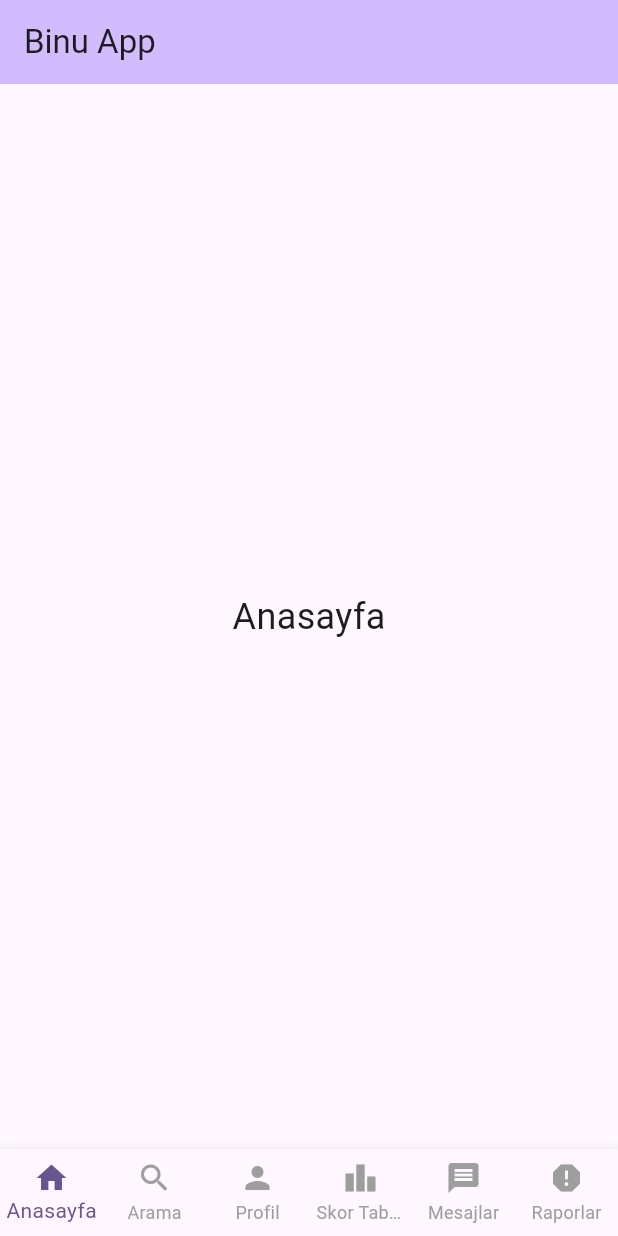
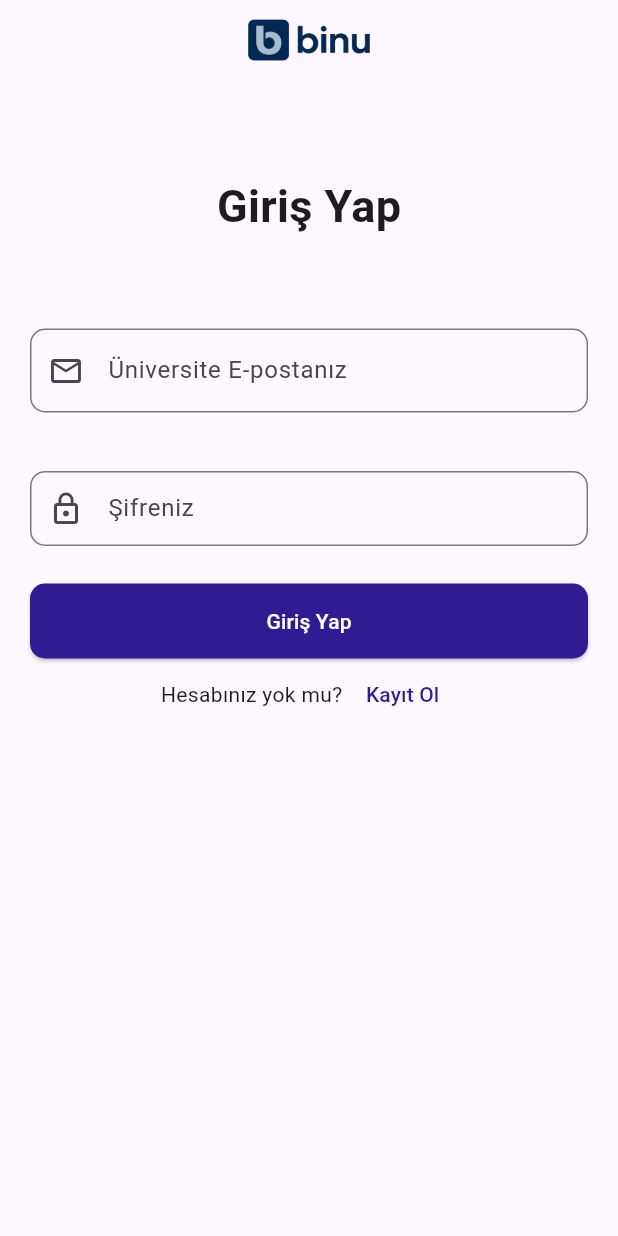
Before and after one commit to ramazangalip/binu_frontend, a Flutter app: the screen it shows after launch, on a phone screen of 412 x 824 dp. Run offline on Flutter 3.47's test engine with Material 3 defaults, Android fonts, the phone set to English and light mode, and no system bars.

Commit message:
register screen -  login screen added

```diff
--- /dev/null
+++ b/lib/components/app_bar.dart
@@ -0,0 +1,19 @@
+import 'package:flutter/material.dart';
+
+class CustomAppBar extends StatelessWidget implements PreferredSizeWidget {
+  const CustomAppBar({super.key});
+
+  @override
+  Widget build(BuildContext context) {
+    return AppBar(
+      centerTitle: true,
+      title: Image.asset(
+        'assets/images/logo.png',width: 200,height: 100,),
+
+    );
+  }
+
+  // Bu satır, Scaffold'un AppBar yüksekliğini bilmesini sağlar
+  @override
+  Size get preferredSize => const Size.fromHeight(kToolbarHeight);
+}
--- a/lib/main.dart
+++ b/lib/main.dart
@@ -1,3 +1,4 @@
+import 'package:binu_frontend/screens/login_screen.dart';
 import 'package:flutter/material.dart';
 import 'screens/main_screen.dart';
 
@@ -12,6 +13,7 @@ class MyApp extends StatelessWidget {
   @override
   Widget build(BuildContext context) {
     return MaterialApp(
+      debugShowCheckedModeBanner: false,
       title: 'Flutter Demo',
       theme: ThemeData(
         // This is the theme of your application.
@@ -31,7 +33,7 @@ class MyApp extends StatelessWidget {
         // tested with just a hot reload.
         colorScheme: ColorScheme.fromSeed(seedColor: Colors.deepPurple),
       ),
-      home: const MainScreen(),
+      home: const LoginScreen(),
     );
   }
 }
--- /dev/null
+++ b/lib/screens/login_screen.dart
@@ -0,0 +1,161 @@
+import 'package:binu_frontend/components/app_bar.dart';
+import 'package:binu_frontend/screens/main_screen.dart';
+import 'package:binu_frontend/screens/register_screen.dart';
+import 'package:flutter/material.dart';
+
+class LoginScreen extends StatefulWidget {
+  const LoginScreen({super.key});
+
+  @override
+  State<LoginScreen> createState() => _LoginScreenState();
+}
+
+class _LoginScreenState extends State<LoginScreen> {
+  final _formKey = GlobalKey<FormState>();
+  final TextEditingController _emailController = TextEditingController();
+  final TextEditingController _passwordController = TextEditingController();
+
+  @override
+  Widget build(BuildContext context) {
+    return Scaffold(
+      appBar: const CustomAppBar(),
+      body: Form(
+        key: _formKey,
+        child: Column(
+          children: [
+            Container(
+              margin: const EdgeInsets.only(top: 60),
+              child: const Text(
+                "Giriş Yap",
+                style: TextStyle(fontSize: 30, fontWeight: FontWeight.bold),
+              ),
+            ),
+
+            // 📧 E-posta alanı
+            Container(
+              width: 375,
+              height: 70,
+              margin: const EdgeInsets.only(left: 20, right: 20, top: 60),
+              child: TextFormField(
+                controller: _emailController,
+                keyboardType: TextInputType.emailAddress,
+                decoration: const InputDecoration(
+                  border: OutlineInputBorder(
+                    borderRadius: BorderRadius.all(Radius.circular(10.0)),
+                  ),
+                  prefixIcon: Icon(Icons.email_outlined),
+                  labelText: 'Üniversite E-postanız',
+                ),
+                validator: (value) {
+                  if (value == null || value.isEmpty) {
+                    return 'E-posta adresi boş olamaz';
+                  }
+
+                  final emailRegex = RegExp(
+                    r'^[\w-\.]+@([\w-]+\.)+[\w-]{2,4}$',
+                  );
+                  if (!emailRegex.hasMatch(value)) {
+                    return 'Geçerli bir e-posta adresi giriniz';
+                  }
+
+                  // Sadece @bingol.edu.tr kabul et
+                  if (!value.endsWith('@bingol.edu.tr')) {
+                    return 'Sadece @bingol.edu.tr adresleri kabul edilir';
+                  }
+
+                  return null;
+                },
+              ),
+            ),
+
+            // 🔒 Şifre alanı
+            Container(
+              width: 375,
+              height: 50,
+              margin: const EdgeInsets.only(left: 20, right: 20, top: 25),
+              child: TextFormField(
+                controller: _passwordController,
+                obscureText: true,
+                decoration: const InputDecoration(
+                  border: OutlineInputBorder(
+                    borderRadius: BorderRadius.all(Radius.circular(10.0)),
+                  ),
+                  prefixIcon: Icon(Icons.lock_outline),
+                  labelText: 'Şifreniz',
+                ),
+                validator: (value) {
+                  if (value == null || value.isEmpty) {
+                    return 'Şifre boş olamaz';
+                  }
+                  if (value.length < 6) {
+                    return 'Şifre en az 6 karakter olmalı';
+                  }
+                  return null;
+                },
+              ),
+            ),
+
+            // 🚀 Giriş butonu
+            Container(
+              width: 375,
+              height: 50,
+              margin: const EdgeInsets.only(left: 20, right: 20, top: 25),
+              child: ElevatedButton(
+                onPressed: () {
+                  if (_formKey.currentState!.validate()) {
+                    // E-posta ve şifre doğruysa buraya düşer
+                    ScaffoldMessenger.of(context).showSnackBar(
+                      const SnackBar(
+                        behavior: SnackBarBehavior.floating,
+
+                        backgroundColor: Color(0xFF4CAF50),
+                        content: Text('Giriş başarılı! Hoş geldiniz 🎓'),
+                      ),
+                    );
+
+                    Navigator.pushReplacement(
+                      context,
+                      MaterialPageRoute(builder: (context) => MainScreen()),
+                    );
+                  }
+                },
+                style: ButtonStyle(
+                  backgroundColor: WidgetStateProperty.all<Color>(
+                    Colors.deepPurple.shade900,
+                  ),
+                  foregroundColor: WidgetStateProperty.all<Color>(Colors.white),
+                  shape: WidgetStateProperty.all<RoundedRectangleBorder>(
+                    RoundedRectangleBorder(
+                      borderRadius: BorderRadius.circular(10.0),
+                    ),
+                  ),
+                ),
+                child: const Text("Giriş Yap"),
+              ),
+            ),
+
+            Row(
+              mainAxisAlignment: MainAxisAlignment.center,
+              children: [
+                Text("Hesabınız yok mu? "),
+                TextButton(
+                  onPressed: () {
+                    Navigator.pushReplacement(
+                      context,
+                      MaterialPageRoute(builder: (context) => RegisterScreen()
+                      ),
+                    );
+                  },
+                  child: Text(
+                    "Kayıt Ol",
+                    style: TextStyle(color: Colors.deepPurple.shade900),
+                  ),
+                ),
+              ],
+            ),
+          ],
+        ),
+      ),
+    );
+  }
+}
--- a/lib/screens/main_screen.dart
+++ b/lib/screens/main_screen.dart
@@ -1,3 +1,4 @@
+import 'package:binu_frontend/components/app_bar.dart';
 import 'package:flutter/material.dart';
 import '../components/bottom_navigation_bar.dart';
 import 'home_screen.dart';
@@ -35,10 +36,7 @@ class _MainScreenState extends State<MainScreen> {
   @override
   Widget build(BuildContext context) {
     return Scaffold(
-      appBar: AppBar(
-        title: const Text('Binu App'),
-        backgroundColor: Theme.of(context).colorScheme.inversePrimary,
-      ),
+      appBar: CustomAppBar(),
       body: _screens[_currentIndex],
       bottomNavigationBar: CustomBottomNavigationBar(
         currentIndex: _currentIndex,
--- a/pubspec.yaml
+++ b/pubspec.yaml
@@ -58,9 +58,8 @@ flutter:
   uses-material-design: true
 
   # To add assets to your application, add an assets section, like this:
-  # assets:
-  #   - images/a_dot_burr.jpeg
-  #   - images/a_dot_ham.jpeg
+  assets:
+    -  assets/images/logo.png
 
   # An image asset can refer to one or more resolution-specific "variants", see
   # https://flutter.dev/to/resolution-aware-images
```
Also changed, not shown: lib/screens/register_screen.dart (added, +157 -0 lines), assets/images/logo.png (added).
